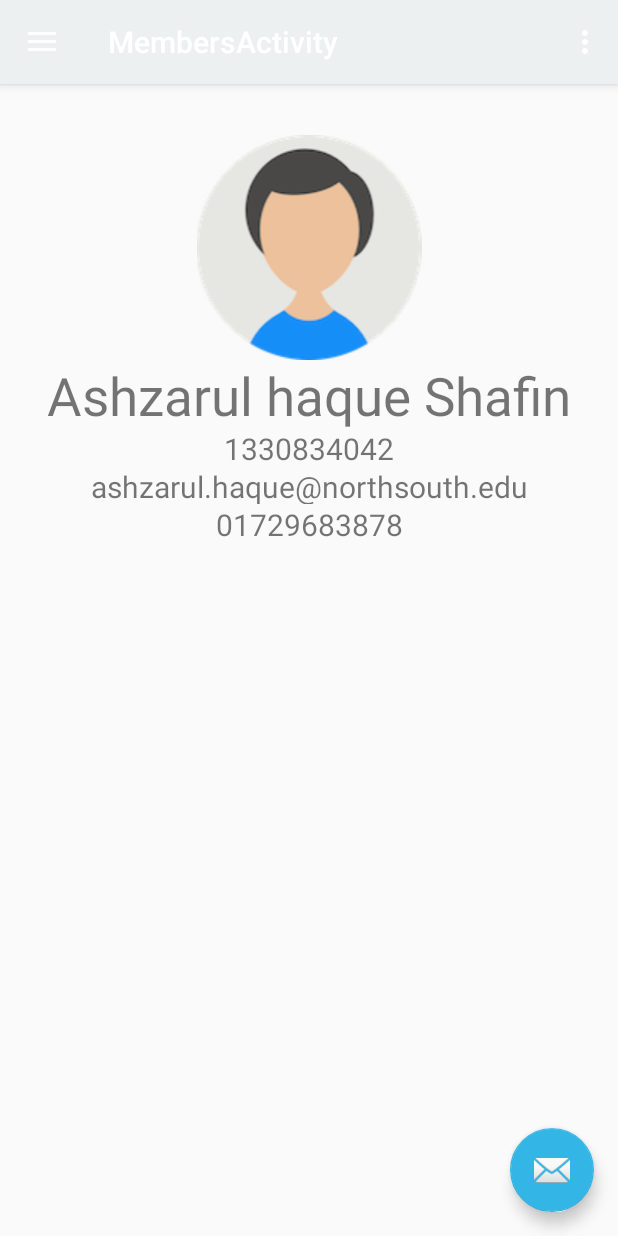
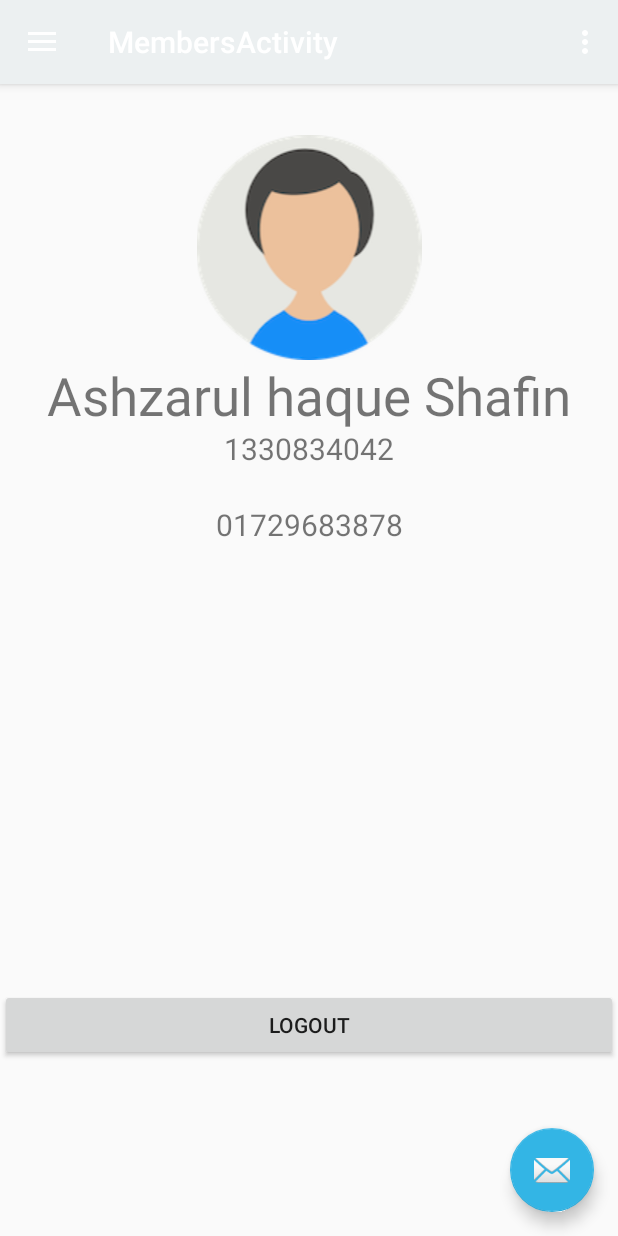
Before and after one commit to alexrupom/Share-and-Ride, an Android app: the MembersActivity screen opened directly, with no data from a screen before it, on a phone screen of 412 x 824 dp. Run offline under Robolectric (Android 15) with nearby library versions, the phone set to English and light mode, and no system bars; our stand-ins replace Firebase (no records; nobody signed in at launch, a user with empty details on screens opened directly).

Commit message:
login n logout added

```diff
--- a/Application/Share&Ride/app/src/main/java/shafin/shareride/MembersActivity.java
+++ b/Application/Share&Ride/app/src/main/java/shafin/shareride/MembersActivity.java
@@ -13,9 +13,19 @@ import android.support.v7.app.AppCompatActivity;
 import android.support.v7.widget.Toolbar;
 import android.view.Menu;
 import android.view.MenuItem;
+import android.widget.Button;
+import android.widget.TextView;
+
+import com.google.firebase.auth.FirebaseAuth;
+import com.google.firebase.auth.FirebaseUser;
 
 public class MembersActivity extends AppCompatActivity
         implements NavigationView.OnNavigationItemSelectedListener {
+
+    FirebaseAuth firebaseAuth;
+    TextView textViewemail;
+    Button logout;
+
 
     @Override
     protected void onCreate(Bundle savedInstanceState) {
@@ -23,6 +33,28 @@ public class MembersActivity extends AppCompatActivity
         setContentView(R.layout.activity_members);
         Toolbar toolbar = (Toolbar) findViewById(R.id.toolbar);
         setSupportActionBar(toolbar);
+
+        textViewemail=(TextView)findViewById(R.id.email);
+        logout=(Button)findViewById(R.id.logout);
+        firebaseAuth= FirebaseAuth.getInstance();
+
+        if (firebaseAuth.getCurrentUser()==null){
+            finish();
+            Intent intent=new Intent(MembersActivity.this,LoginActivity.class);
+            startActivity(intent);
+
+        }
+
+        FirebaseUser user=firebaseAuth.getCurrentUser();
+        textViewemail.setText( user.getEmail());
+
+        logout.setOnClickListener(new View.OnClickListener() {
+            @Override
+            public void onClick(View view) {
+
+                firebaseAuth.signOut();
+            }
+        });
 
         FloatingActionButton fab = (FloatingActionButton) findViewById(R.id.fab);
         fab.setOnClickListener(new View.OnClickListener() {
--- a/Application/Share&Ride/app/src/main/res/layout/content_members.xml
+++ b/Application/Share&Ride/app/src/main/res/layout/content_members.xml
@@ -36,7 +36,7 @@
             android:textSize="20dp" />
 
         <TextView
-            android:id="@+id/textView4"
+            android:id="@+id/email"
             android:layout_width="match_parent"
             android:layout_height="25dp"
             android:text="ashzarul.haque@northsouth.edu"
@@ -59,5 +59,11 @@
 
         android:orientation="horizontal">
 
+        <Button
+            android:id="@+id/logout"
+            android:layout_width="wrap_content"
+            android:layout_height="wrap_content"
+            android:layout_weight="1"
+            android:text="Logout" />
     </LinearLayout>
 </LinearLayout>
```
Also changed, not shown: Application/Share&Ride/app/src/main/java/shafin/shareride/LoginActivity.java (+71 -3 lines), Application/Share&Ride/app/src/main/java/shafin/shareride/SigninActivity.java (+7 -2 lines).
